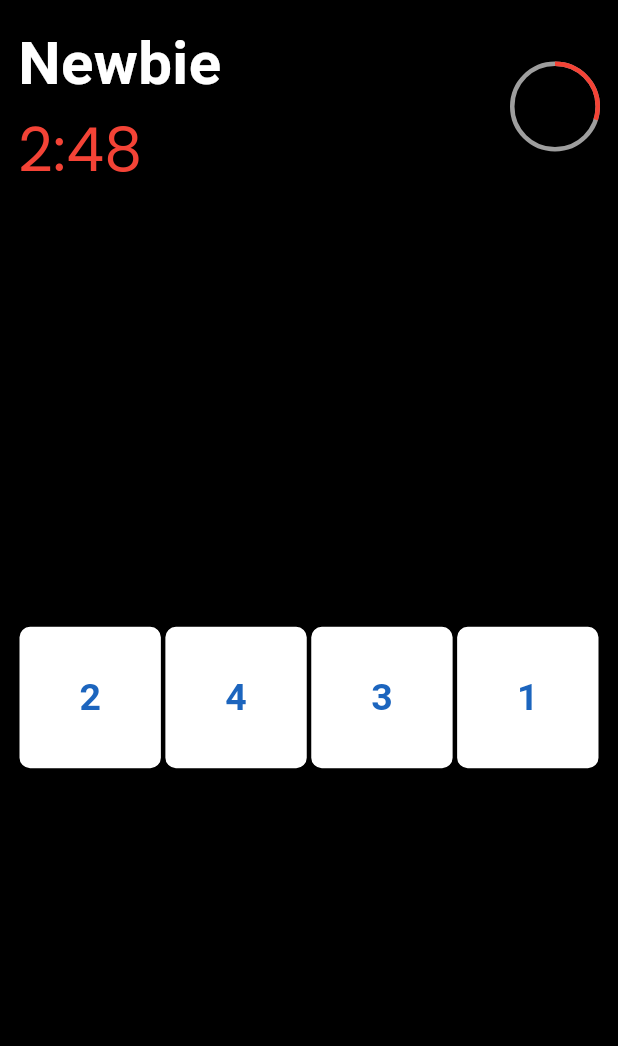
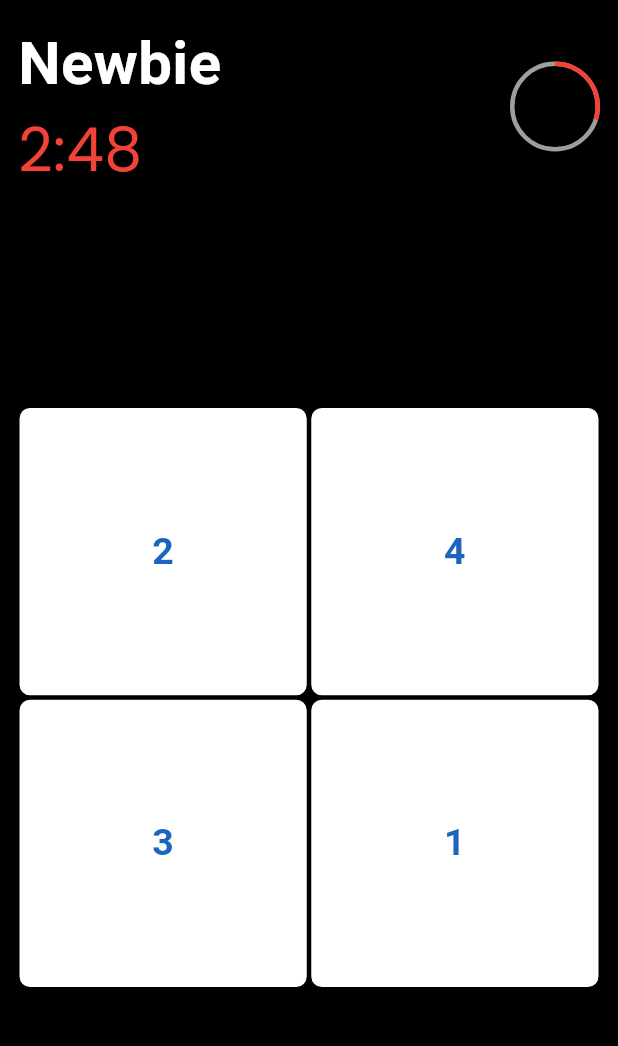
Before and after one commit to Sahil-Kundaliya/my_game, a Flutter app: the BrainTapScreen screen opened by its route, after a tap on "Start", on a phone screen of 412 x 824 dp, the part 63-1109 px from its top. Run offline on Flutter 3.47's test engine with Material 3 defaults, Android fonts, the phone set to English and light mode, and no system bars; drawn by our look-alikes of percent_indicator; our stand-ins replace confetti, flutter_bloc, google_fonts.

Commit message:
Refactor Brain Tap UI and logic for next level flow
Updated Brain Tap game to improve next level transition: removed break timer logic, added a manual 'Next' button, and enhanced UI/UX for the break screen. Adjusted grid layout logic for different game sizes, improved instructions, and cleaned up unused debug logs in related cubits. Added a placeholder for a current indicator widget.

```diff
--- a/lib/features/brain_tap/cubits/brain_tap_cubit.dart
+++ b/lib/features/brain_tap/cubits/brain_tap_cubit.dart
@@ -21,7 +21,7 @@ class BrainTabCubit extends Cubit<BrainTabState> {
   List<int> selectedNumber = [];
   int selectedGameIndex = -1;
 
-  List<int> allGameIndex = [4, 6, 12, 16, 25, 30, 40];
+  List<int> allGameIndex = [4, 8, 12, 16, 25, 30, 42];
   List<String> allGameLevel = [
     "Newbie", // 4
     "Beginner", // 6
@@ -33,9 +33,7 @@ class BrainTabCubit extends Cubit<BrainTabState> {
   ];
   int gridviewCrossAxisCount = 5;
   Timer? _ticker;
-  Timer? _breakTicker;
   int timerCount = 0;
-  int breakTimerCount = 0;
   bool playerWin = false;
 
   loadingGame() {
@@ -71,11 +69,13 @@ class BrainTabCubit extends Cubit<BrainTabState> {
     selectedNumber.clear();
 
     var gameIndex = allGameIndex[selectedGameIndex];
+
     if (gameIndex > 25) {
       gridviewCrossAxisCount = 6;
-    }
-    if (gameIndex == 25) {
+    } else if (gameIndex == 25) {
       gridviewCrossAxisCount = 5;
+    } else if (gameIndex == 4) {
+      gridviewCrossAxisCount = 2;
     } else {
       gridviewCrossAxisCount = 4;
     }
@@ -104,21 +104,7 @@ class BrainTabCubit extends Cubit<BrainTabState> {
   }
 
   void _onBreakTimer() {
-    _breakTicker?.cancel(); // cancel any existing timer
-    breakTimerCount = 4;
-
     emit(BrainTapBreakState());
-
-    _breakTicker = Timer.periodic(const Duration(seconds: 1), (breakTimer) {
-      breakTimerCount--;
-
-      if (breakTimerCount <= 0) {
-        nextLevel();
-        breakTimer.cancel();
-      } else {
-        emit(BrainTapBreakState());
-      }
-    });
   }
 
   void tapNumber(int tap) {
@@ -142,7 +128,7 @@ class BrainTabCubit extends Cubit<BrainTabState> {
 
       //win
     }
-    emit(BrainTapGameState());
+    // emit(BrainTapGameState());
   }
 
   bool isIndexClicked(int gameIndex) {
--- a/lib/features/brain_tap/screens/brain_tap_page.dart
+++ b/lib/features/brain_tap/screens/brain_tap_page.dart
@@ -52,7 +52,11 @@ class BrainTapScreen extends StatelessWidget {
                       return BrainTapGameBreakWidget(
                         nextLevel: brainTabCubit
                             .allGameLevel[brainTabCubit.selectedGameIndex + 1],
-                        breakTime: brainTabCubit.breakTimerCount.toString(),
+                        nextLevelCounter: brainTabCubit
+                            .allGameIndex[brainTabCubit.selectedGameIndex + 1],
+                        onTap: () {
+                          brainTabCubit.nextLevel();
+                        },
                       );
                     }
                     if (state is BrainTapGameOverState) {
--- a/lib/features/brain_tap/widgets/select_game_index.dart
+++ b/lib/features/brain_tap/widgets/select_game_index.dart
@@ -1,6 +1,7 @@
 import 'package:flutter/material.dart';
 import 'package:my_game/constants/app_colors.dart';
 import 'package:my_game/constants/app_images.dart';
+import 'package:my_game/constants/app_text_styles.dart';
 
 class SelectGameIndex extends StatelessWidget {
   const SelectGameIndex({super.key, required this.onStart});
@@ -23,30 +24,36 @@ class SelectGameIndex extends StatelessWidget {
                     image: AssetImage(AppImages.brainTapGameImage))),
           ),
         ),
-        const SizedBox(
-          height: 20,
-        ),
-        const Text(
+        Expanded(
+            child: Column(
+          mainAxisAlignment: MainAxisAlignment.center,
+          children: [
+            Text(
               "Brain Tap",
-          style: TextStyle(
+              style: AppTextStyles.poppinStyle(
                   fontSize: 25,
-              fontWeight: FontWeight.bold,
+                  weight: FontWeight.bold,
                   color: AppColors.whiteColor),
             ),
-        const Text(
-          "Start a Game",
-          style: TextStyle(
+            Padding(
+              padding: const EdgeInsets.symmetric(horizontal: 20, vertical: 10),
+              child: Text(
+                "Click all the numbers in sequential order — starting from 1, 2, 3... and so on.",
+                textAlign: TextAlign.center,
+                style: AppTextStyles.poppinStyle(
                     fontSize: 18,
-              fontWeight: FontWeight.bold,
+                    weight: FontWeight.bold,
                     color: AppColors.greyColor),
               ),
-        const SizedBox(
-          height: 40,
             ),
+          ],
+        )),
         GestureDetector(
           onTap: () {
             onStart();
           },
+          child: Padding(
+            padding: const EdgeInsets.only(bottom: 40),
             child: Container(
               decoration: BoxDecoration(
                   color: AppColors.amberColor,
@@ -59,6 +66,7 @@ class SelectGameIndex extends StatelessWidget {
                 ),
               ),
             ),
+          ),
         )
       ],
     );
--- a/lib/features/home/screens/game_menu.dart
+++ b/lib/features/home/screens/game_menu.dart
@@ -1,5 +1,4 @@
 import 'package:my_game/constants/app_colors.dart';
-import 'package:my_game/constants/app_images.dart';
 import 'package:my_game/constants/app_text_styles.dart';
 import 'package:my_game/features/home/cubits/home_cubit.dart';
 import 'package:my_game/features/home/cubits/home_state.dart';
--- a/lib/features/number_game/cubits/number_game_cubit.dart
+++ b/lib/features/number_game/cubits/number_game_cubit.dart
@@ -76,9 +76,6 @@ class NumberGameCubit extends Cubit<NumberGameState> {
   loadInitialData() {
     answerPicked = false;
     randomNumber.shuffle();
-    log('SSS answer $answerNumber');
-    // log('SSS answer $answerNumber');
-    log('SSS pick $pickNumber');
     updateState();
   }
 
@@ -180,7 +177,6 @@ class NumberGameCubit extends Cubit<NumberGameState> {
     }
     answerNumber.shuffle();
     answerPicked = true;
-    log('SSS answer list is =- $answerNumber');
     updateState();
   }
 }
--- a/lib/features/thumb_game/cubits/thumb_cubit.dart
+++ b/lib/features/thumb_game/cubits/thumb_cubit.dart
@@ -32,8 +32,6 @@ class ThumbCubit extends Cubit<ThumbState> {
   updateScore({required bool player1, required BuildContext context}) {
     double deviceHeight = Dimenstions.instance.screenHeight;
     if (winner.isEmpty) {
-      log('SSS player_2Score $player_2Score');
-      log('SSS player_1Score $player_1Score');
       if (player1) {
         player_1Score += 20;
         player_2Score -= 20;
@@ -60,8 +58,7 @@ class ThumbCubit extends Cubit<ThumbState> {
         winner = 'Blue';
         restartGame(context: context);
       }
-      log('SSS player_2Score $player_2Score');
-      log('SSS player_1Score $player_1Score');
+
       updateState();
     }
   }
```
Also changed, not shown: lib/features/brain_tap/widgets/brain_tap_game_break_widget.dart (+52 -7 lines), lib/features/brain_tap/widgets/current_indicator_widget.dart (added, +39 -0 lines). Lines whose indentation alone changed are shown as unchanged.
